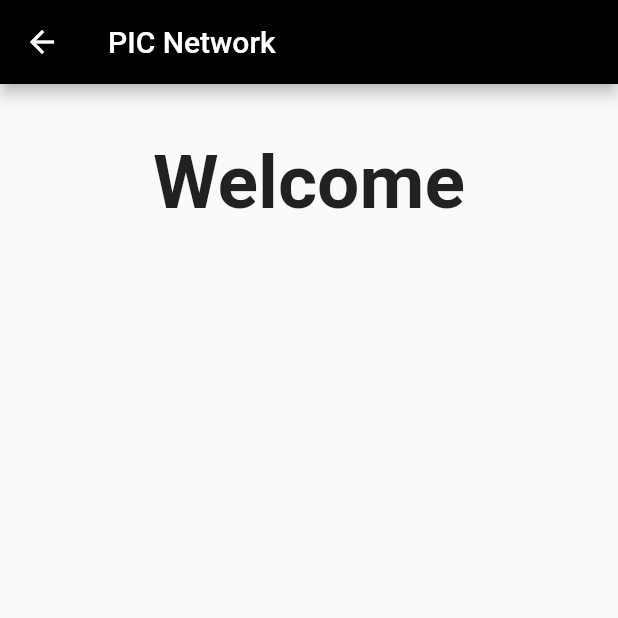
After one commit to AnasBESBAS1/pic_network, a Flutter app: the Salon screen opened by its route, after a tap on "Enter", on a phone screen of 412 x 824 dp, the top half of it. The commit adds this screen. Run offline on Flutter 3.47's test engine with Material 2 defaults, Android fonts, the phone set to English and light mode, and no system bars; our stand-ins replace connectivity; missing offline and left inert: app_settings, lan_scanner, wifi_scan.

Commit message:
creating GuestPage && code cleaning && setup http server

```diff
--- /dev/null
+++ b/lib/GuestPage.dart
@@ -0,0 +1,39 @@
+import 'package:flutter/cupertino.dart';
+import 'package:flutter/material.dart';
+
+class GuestPage extends StatefulWidget {
+  const GuestPage({super.key});
+
+  @override
+  State<GuestPage> createState() => _GuestPage();
+}
+
+class _GuestPage extends State<GuestPage> {
+  @override
+  Widget build(BuildContext context) {
+    return Scaffold(
+        appBar: AppBar(
+          title: const Text("PIC Network"),
+          backgroundColor: Colors.black,
+        ),
+        body: Padding(
+            padding: EdgeInsets.all(16.0),
+            child: Center(
+              child: Column(
+                children: const [
+                   SizedBox(
+                    width: double.infinity,
+                    height: 100,
+                    child: Center(
+                      child: Text(
+                        'Welcome',
+                        style: TextStyle(
+                            fontSize: 50, fontWeight: FontWeight.bold),
+                      ),
+                    ),
+                  ),
+              ]
+              ),
+            )));
+  }
+}
--- a/lib/MainMenu.dart
+++ b/lib/MainMenu.dart
@@ -35,8 +35,8 @@ class _MainMenu extends State<MainMenu> {
                   Expanded(
                     child: ElevatedButton(
                       style: ElevatedButton.styleFrom(
-                        minimumSize: const Size.fromHeight(40)
-                        , backgroundColor: Colors.grey, // Background color
+                        minimumSize: const Size.fromHeight(40),
+                        backgroundColor: Colors.grey, // Background color
                       ),
                       onPressed: () {
                         Navigator.pushNamed(context, '/Host');
--- a/lib/Salon.dart
+++ b/lib/Salon.dart
@@ -1,4 +1,3 @@
-import 'package:flutter/cupertino.dart';
 import 'package:flutter/material.dart';
 
 class Salon extends StatefulWidget {
@@ -51,19 +50,26 @@ class _Salon extends State<Salon> {
                     ),
                   ),
                   Text(
-                    nameValue,
+                    "name to send : $nameValue",
                     style: const TextStyle(fontSize: 20),
                   ),
-                  Expanded(
-                    child: ElevatedButton(
-                      style: ElevatedButton.styleFrom(
-                        minimumSize: const Size.fromHeight(40),
-                        backgroundColor: Colors.black, // Background color
-                      ),
-                      onPressed: () {},
-                      child: const Text(
-                        'Guest',
-                        style: TextStyle(fontSize: 40),
+                  SizedBox(
+                    width: double.infinity,
+                    height: 200,
+                    child: Center(
+                      child: ElevatedButton(
+                        style: ElevatedButton.styleFrom(
+                          minimumSize: const Size.fromHeight(80),
+                          backgroundColor: Colors.black, // Background color
+                        ),
+                        onPressed: () {
+                          Navigator.pushNamed(context, '/GuestPage');
+                          const Icon(Icons.arrow_forward_ios);
+                        },
+                        child: const Text(
+                          'Enter',
+                          style: TextStyle(fontSize: 30),
+                        ),
                       ),
                     ),
                   ),
```
Also changed, not shown: lib/Guest.dart (+5 -17 lines), lib/HttpServer.dart (renamed from lib/home_page.dart, +5 -5 lines), lib/main.dart (+5 -3 lines), lib/HttpCommunication.dart (renamed from lib/communication.dart).
